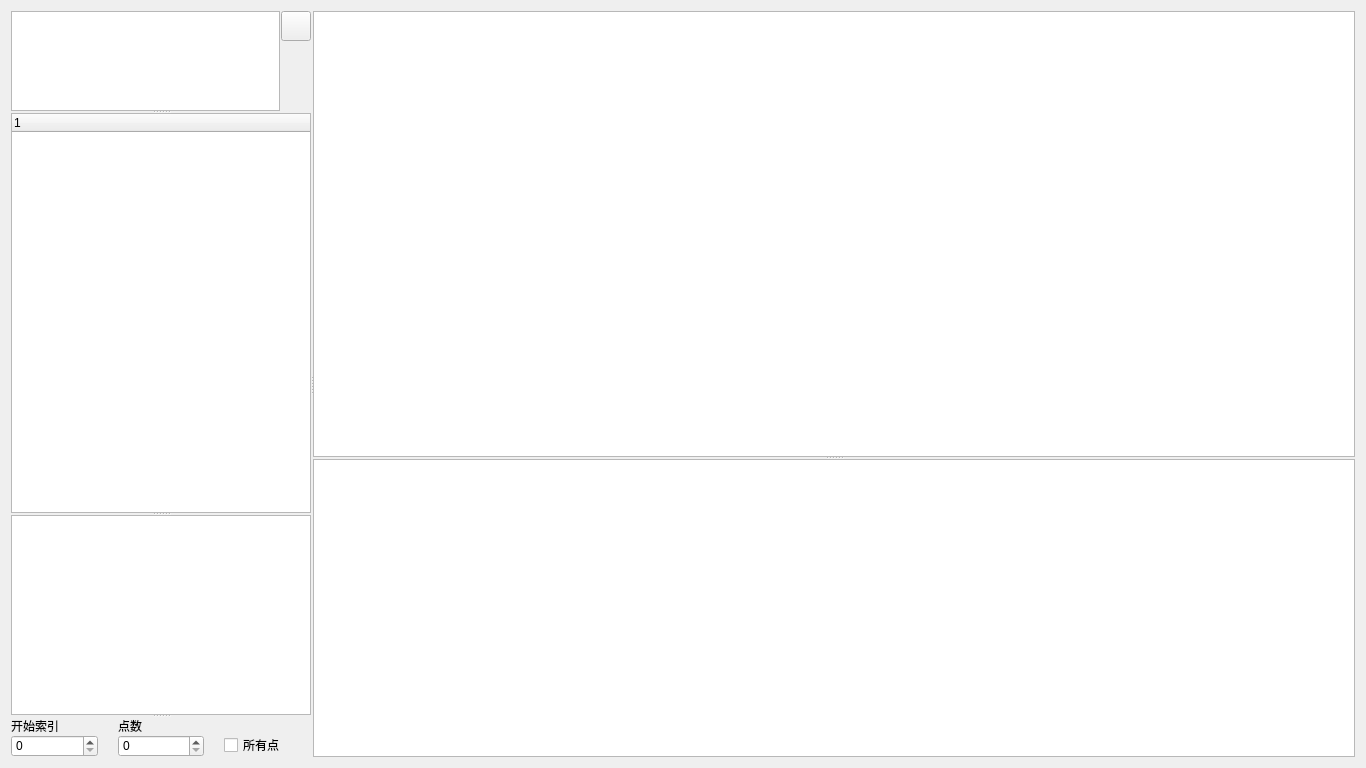
Qt form ui/tdms_viewer.ui (gonghui-yu/PySide6-TDMS-Viewer) before a commit.
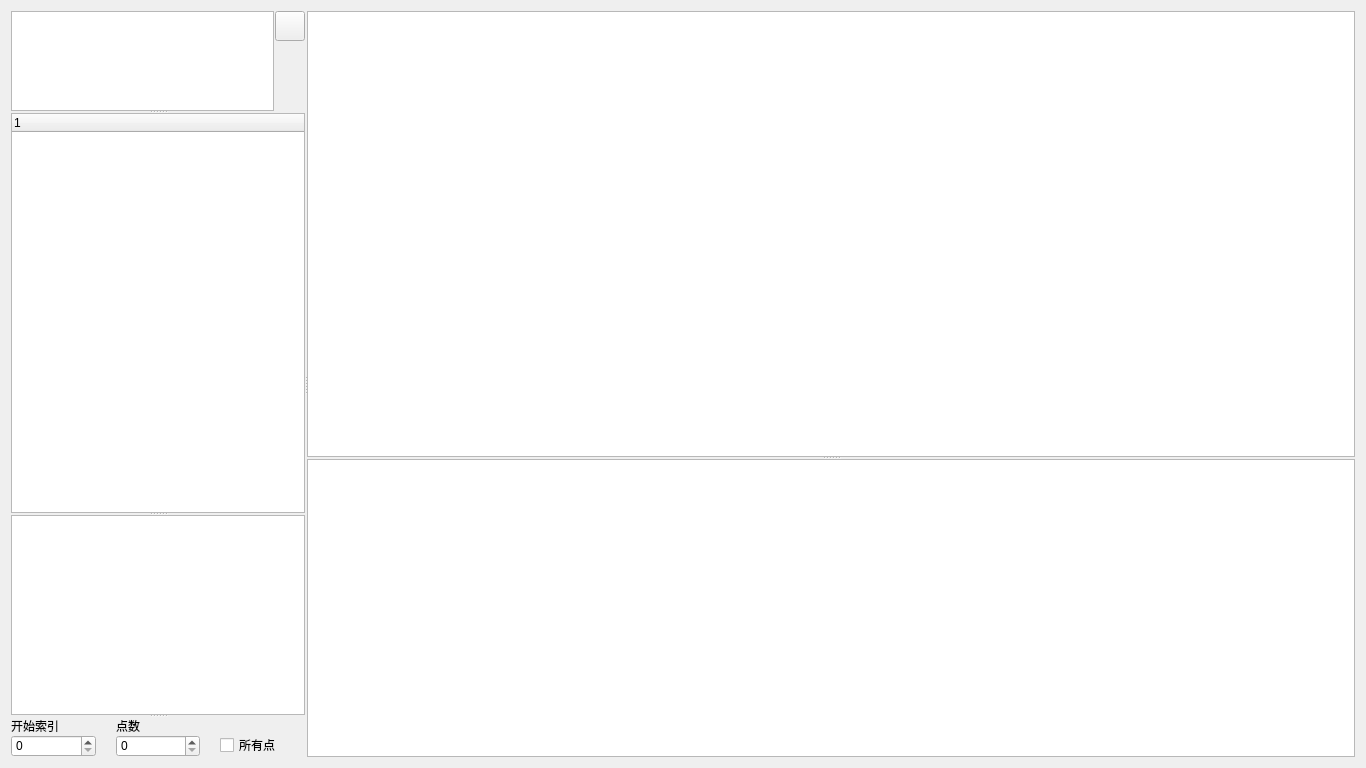
The same form after that commit. Icons and pictures are not drawn.

What changed in the file:
```diff
--- a/ui/tdms_viewer.ui
+++ b/ui/tdms_viewer.ui
@@ -39,14 +39,14 @@
      </property>
      <widget class="QSplitter" name="splitter_left">
       <property name="sizePolicy">
-       <sizepolicy hsizetype="Fixed" vsizetype="Expanding">
+       <sizepolicy hsizetype="Preferred" vsizetype="Expanding">
         <horstretch>2</horstretch>
         <verstretch>0</verstretch>
        </sizepolicy>
       </property>
       <property name="minimumSize">
        <size>
-        <width>300</width>
+        <width>200</width>
         <height>0</height>
        </size>
       </property>
```
Left out of the diff: 18 changed lines with no effect on the pictures.
